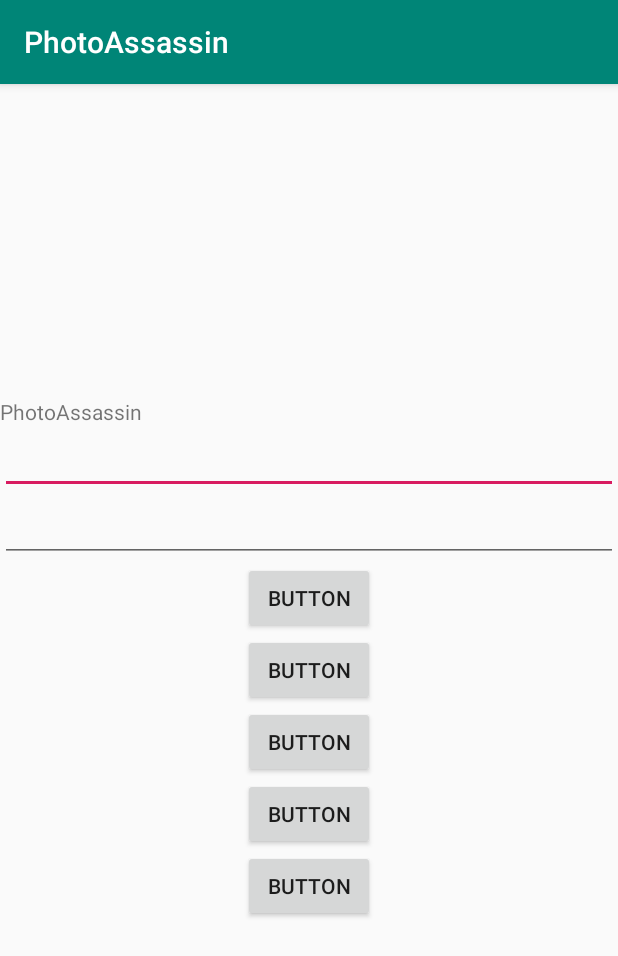
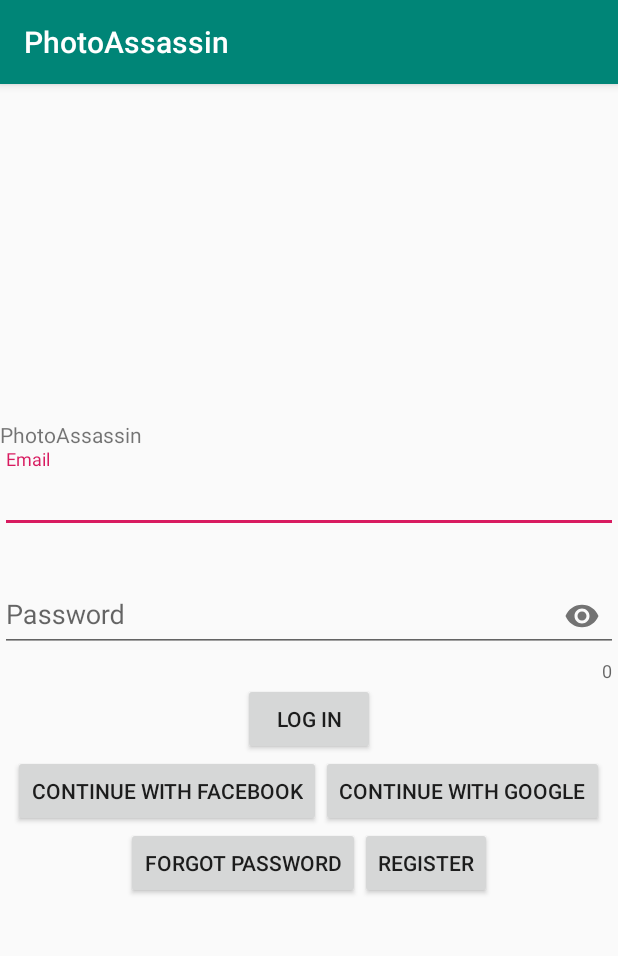
Before and after one commit to michiganhackers/photo-assassin-android-app, an Android app: the LoginActivity screen opened directly, with no data from a screen before it, on a phone screen of 412 x 824 dp. Shown: the top 956 px of the screen. Run offline under Robolectric (Android 15) with nearby library versions, the phone set to English and light mode, and no system bars.

Commit message:
Login page progress

```diff
--- a/app/src/main/java/org/michiganhackers/photoassassin/LoginActivity.java
+++ b/app/src/main/java/org/michiganhackers/photoassassin/LoginActivity.java
@@ -2,6 +2,7 @@ package org.michiganhackers.photoassassin;
 
 import androidx.appcompat.app.AppCompatActivity;
 
+import android.content.Intent;
 import android.os.Bundle;
 
 public class LoginActivity extends AppCompatActivity {
@@ -12,4 +13,9 @@ public class LoginActivity extends AppCompatActivity {
         super.onCreate(savedInstanceState);
         setContentView(R.layout.activity_login);
     }
+
+    public void onRegisterButtonClick(android.view.View view) {
+        Intent intent = new Intent(this, RegistrationActivity.class);
+        startActivity(intent);
+    }
 }
--- a/app/src/main/res/layout/activity_login.xml
+++ b/app/src/main/res/layout/activity_login.xml
@@ -11,7 +11,9 @@
         android:layout_width="match_parent"
         android:layout_height="match_parent"
         android:gravity="center"
-        android:orientation="vertical">
+        android:orientation="vertical"
+        tools:layout_editor_absoluteX="0dp"
+        tools:layout_editor_absoluteY="16dp">
 
         <TextView
             android:id="@+id/text_view_app_name"
@@ -19,49 +21,82 @@
             android:layout_height="wrap_content"
             android:text="@string/app_name" />
 
-        <EditText
+        <com.google.android.material.textfield.TextInputLayout
+            android:id="@+id/text_input_layout_email"
+            android:layout_width="match_parent"
+            android:layout_height="wrap_content"
+            app:errorEnabled="true">
+
+            <com.google.android.material.textfield.TextInputEditText
                 android:id="@+id/edit_text_email"
                 android:layout_width="match_parent"
                 android:layout_height="wrap_content"
                 android:ems="10"
-            android:inputType="textEmailAddress" />
+                android:hint="@string/email"
+                android:inputType="textEmailAddress"
+                android:maxLines="1"
+                android:singleLine="true" />
+        </com.google.android.material.textfield.TextInputLayout>
 
-        <EditText
+        <com.google.android.material.textfield.TextInputLayout
+            android:id="@+id/text_input_layout_password"
+            android:layout_width="match_parent"
+            android:layout_height="wrap_content"
+            app:counterEnabled="true"
+            app:errorEnabled="true"
+            app:passwordToggleEnabled="true">
+
+            <com.google.android.material.textfield.TextInputEditText
                 android:id="@+id/edit_text_password"
                 android:layout_width="match_parent"
                 android:layout_height="wrap_content"
                 android:ems="10"
+                android:hint="@string/password"
                 android:inputType="textPassword" />
+        </com.google.android.material.textfield.TextInputLayout>
 
         <Button
             android:id="@+id/button_login"
             android:layout_width="wrap_content"
             android:layout_height="wrap_content"
-            android:text="Button" />
+            android:text="Log In" />
+
+        <LinearLayout
+            android:layout_width="wrap_content"
+            android:layout_height="wrap_content"
+            android:orientation="horizontal">
+
+            <Button
+                android:id="@+id/button_google_login"
+                android:layout_width="wrap_content"
+                android:layout_height="wrap_content"
+                android:text="Continue with facebook" />
+
+            <Button
+                android:id="@+id/button_facebook_login"
+                android:layout_width="wrap_content"
+                android:layout_height="wrap_content"
+                android:text="Continue with google" />
+        </LinearLayout>
+
+        <LinearLayout
+            android:layout_width="wrap_content"
+            android:layout_height="wrap_content"
+            android:orientation="horizontal">
 
             <Button
                 android:id="@+id/button_forgot_password"
                 android:layout_width="wrap_content"
                 android:layout_height="wrap_content"
-            android:text="Button" />
+                android:text="Forgot Password" />
 
             <Button
                 android:id="@+id/button_register"
                 android:layout_width="wrap_content"
                 android:layout_height="wrap_content"
-            android:text="Button" />
-
-        <Button
-            android:id="@+id/button_google_login"
-            android:layout_width="wrap_content"
-            android:layout_height="wrap_content"
-            android:text="Button" />
-
-        <Button
-            android:id="@+id/button_facebook_login"
-            android:layout_width="wrap_content"
-            android:layout_height="wrap_content"
-            android:text="Button" />
+                android:onClick="onRegisterButtonClick"
+                android:text="Register" />
+        </LinearLayout>
 
     </LinearLayout>
 </androidx.constraintlayout.widget.ConstraintLayout>
--- a/build.gradle
+++ b/build.gradle
@@ -7,7 +7,7 @@ buildscript {
 
     }
     dependencies {
-        classpath 'com.android.tools.build:gradle:3.3.0'
+        classpath 'com.android.tools.build:gradle:3.3.2'
 
         // NOTE: Do not place your application dependencies here; they belong
         // in the individual module build.gradle files
```
Lines whose indentation alone changed are shown as unchanged.
